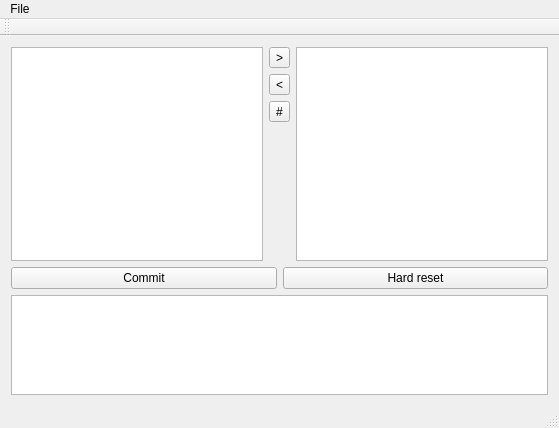
The window that src/mainwindow.ui (mrtrizer/gitguiii) describes before a commit, drawn with Qt 5.
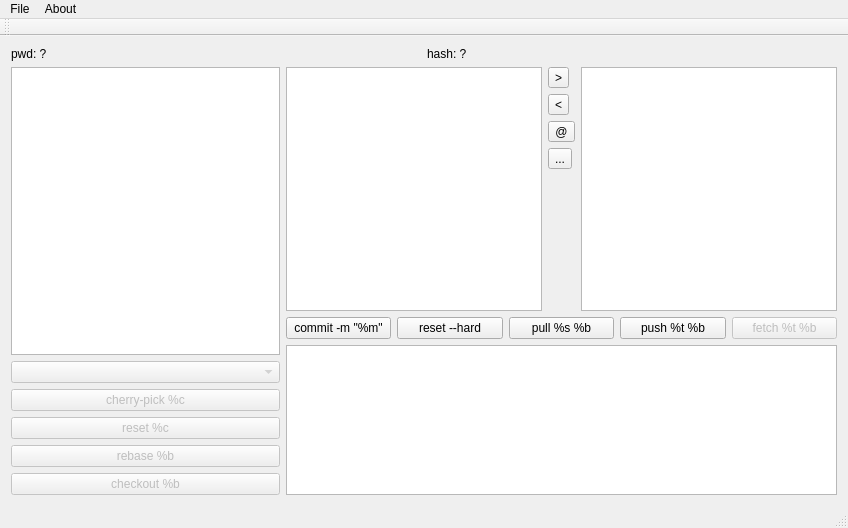
The same window after the commit. Icons and pictures are not drawn.

Patch:
```diff
--- a/src/mainwindow.ui
+++ b/src/mainwindow.ui
@@ -6,17 +6,140 @@
    <rect>
     <x>0</x>
     <y>0</y>
-    <width>559</width>
-    <height>428</height>
+    <width>848</width>
+    <height>528</height>
    </rect>
   </property>
+  <property name="minimumSize">
+   <size>
+    <width>800</width>
+    <height>0</height>
+   </size>
+  </property>
   <property name="windowTitle">
    <string>MainWindow</string>
   </property>
   <widget class="QWidget" name="centralWidget">
+   <layout class="QVBoxLayout" name="verticalLayout_4">
+    <item>
+     <layout class="QHBoxLayout" name="horizontalLayout_5">
+      <item>
+       <widget class="QLabel" name="dirLabel">
+        <property name="text">
+         <string>pwd: ?</string>
+        </property>
+       </widget>
+      </item>
+      <item>
+       <widget class="QLabel" name="commitLabel">
+        <property name="text">
+         <string>hash: ?</string>
+        </property>
+       </widget>
+      </item>
+     </layout>
+    </item>
+    <item>
    <layout class="QHBoxLayout" name="horizontalLayout_3">
+      <item>
+       <layout class="QVBoxLayout" name="verticalLayout_3">
+        <property name="sizeConstraint">
+         <enum>QLayout::SetMinimumSize</enum>
+        </property>
+        <item>
+         <widget class="QListWidget" name="commitList">
+          <property name="minimumSize">
+           <size>
+            <width>200</width>
+            <height>0</height>
+           </size>
+          </property>
+         </widget>
+        </item>
+        <item>
+         <widget class="QComboBox" name="branchBox">
+          <property name="enabled">
+           <bool>false</bool>
+          </property>
+          <property name="minimumSize">
+           <size>
+            <width>200</width>
+            <height>0</height>
+           </size>
+          </property>
+         </widget>
+        </item>
+        <item>
+         <widget class="QPushButton" name="pushButton_2">
+          <property name="enabled">
+           <bool>false</bool>
+          </property>
+          <property name="minimumSize">
+           <size>
+            <width>200</width>
+            <height>0</height>
+           </size>
+          </property>
+          <property name="text">
+           <string>cherry-pick %c</string>
+          </property>
+         </widget>
+        </item>
+        <item>
+         <widget class="QPushButton" name="pushButton_4">
+          <property name="enabled">
+           <bool>false</bool>
+          </property>
+          <property name="minimumSize">
+           <size>
+            <width>200</width>
+            <height>0</height>
+           </size>
+          </property>
+          <property name="text">
+           <string>reset %c</string>
+          </property>
+         </widget>
+        </item>
+        <item>
+         <widget class="QPushButton" name="pushButton_3">
+          <property name="enabled">
+           <bool>false</bool>
+          </property>
+          <property name="minimumSize">
+           <size>
+            <width>200</width>
+            <height>0</height>
+           </size>
+          </property>
+          <property name="text">
+           <string>rebase %b</string>
+          </property>
+         </widget>
+        </item>
+        <item>
+         <widget class="QPushButton" name="checkoutButton">
+          <property name="enabled">
+           <bool>false</bool>
+          </property>
+          <property name="minimumSize">
+           <size>
+            <width>200</width>
+            <height>0</height>
+           </size>
+          </property>
+          <property name="text">
+           <string>checkout %b</string>
+          </property>
+         </widget>
+        </item>
+       </layout>
+      </item>
     <item>
      <layout class="QVBoxLayout" name="verticalLayout_2">
+        <property name="sizeConstraint">
+         <enum>QLayout::SetDefaultConstraint</enum>
+        </property>
       <item>
        <layout class="QHBoxLayout" name="horizontalLayout">
         <item>
@@ -44,7 +167,24 @@
           <item>
            <widget class="QToolButton" name="updateButton">
             <property name="text">
-             <string>#</string>
+               <string>@</string>
+              </property>
+              <property name="icon">
+               <iconset theme="view-refresh">
+                <normaloff/>
+               </iconset>
+              </property>
+             </widget>
+            </item>
+            <item>
+             <widget class="QToolButton" name="resetAllButton">
+              <property name="text">
+               <string>...</string>
+              </property>
+              <property name="icon">
+               <iconset theme="edit-clear">
+                <normaloff/>
+               </iconset>
             </property>
            </widget>
           </item>
@@ -73,28 +213,63 @@
         <item>
          <widget class="QPushButton" name="commitButton">
           <property name="text">
-           <string>Commit</string>
+             <string>commit -m &quot;%m&quot;</string>
           </property>
          </widget>
         </item>
         <item>
          <widget class="QPushButton" name="hardResetButton">
           <property name="text">
-           <string>Hard reset</string>
+             <string>reset --hard</string>
+            </property>
+           </widget>
+          </item>
+          <item>
+           <widget class="QPushButton" name="pullButton">
+            <property name="text">
+             <string>pull %s %b</string>
+            </property>
+           </widget>
+          </item>
+          <item>
+           <widget class="QPushButton" name="pushButton">
+            <property name="text">
+             <string>push %t %b</string>
+            </property>
+           </widget>
+          </item>
+          <item>
+           <widget class="QPushButton" name="pushButton_5">
+            <property name="enabled">
+             <bool>false</bool>
+            </property>
+            <property name="text">
+             <string>fetch %t %b</string>
           </property>
          </widget>
         </item>
        </layout>
       </item>
       <item>
-       <widget class="QListWidget" name="logList">
+         <widget class="QPlainTextEdit" name="logEdit">
+          <property name="minimumSize">
+           <size>
+            <width>0</width>
+            <height>100</height>
+           </size>
+          </property>
         <property name="maximumSize">
          <size>
           <width>16777215</width>
-          <height>100</height>
-         </size>
-        </property>
-       </widget>
+            <height>150</height>
+           </size>
+          </property>
+          <property name="readOnly">
+           <bool>true</bool>
+          </property>
+         </widget>
+        </item>
+       </layout>
       </item>
      </layout>
     </item>
@@ -105,7 +280,7 @@
     <rect>
      <x>0</x>
      <y>0</y>
-     <width>559</width>
+     <width>848</width>
      <height>25</height>
     </rect>
    </property>
@@ -118,7 +293,14 @@
     <addaction name="separator"/>
     <addaction name="actionExit"/>
    </widget>
+   <widget class="QMenu" name="menuAbout">
+    <property name="title">
+     <string>About</string>
+    </property>
+    <addaction name="actionAbout"/>
+   </widget>
    <addaction name="menu"/>
+   <addaction name="menuAbout"/>
   </widget>
   <widget class="QToolBar" name="mainToolBar">
    <attribute name="toolBarArea">
```
Left out of the diff: 30 changed lines with no effect on the pictures. Lines whose indentation alone changed are shown as unchanged.
